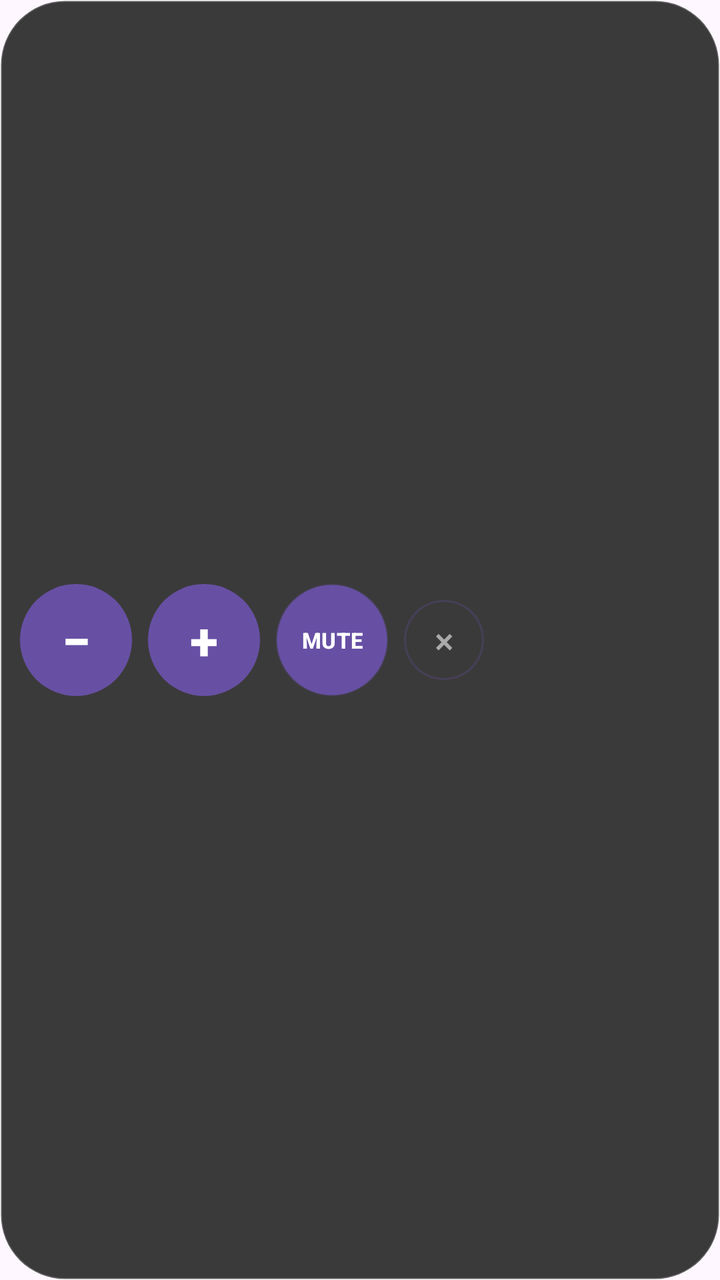
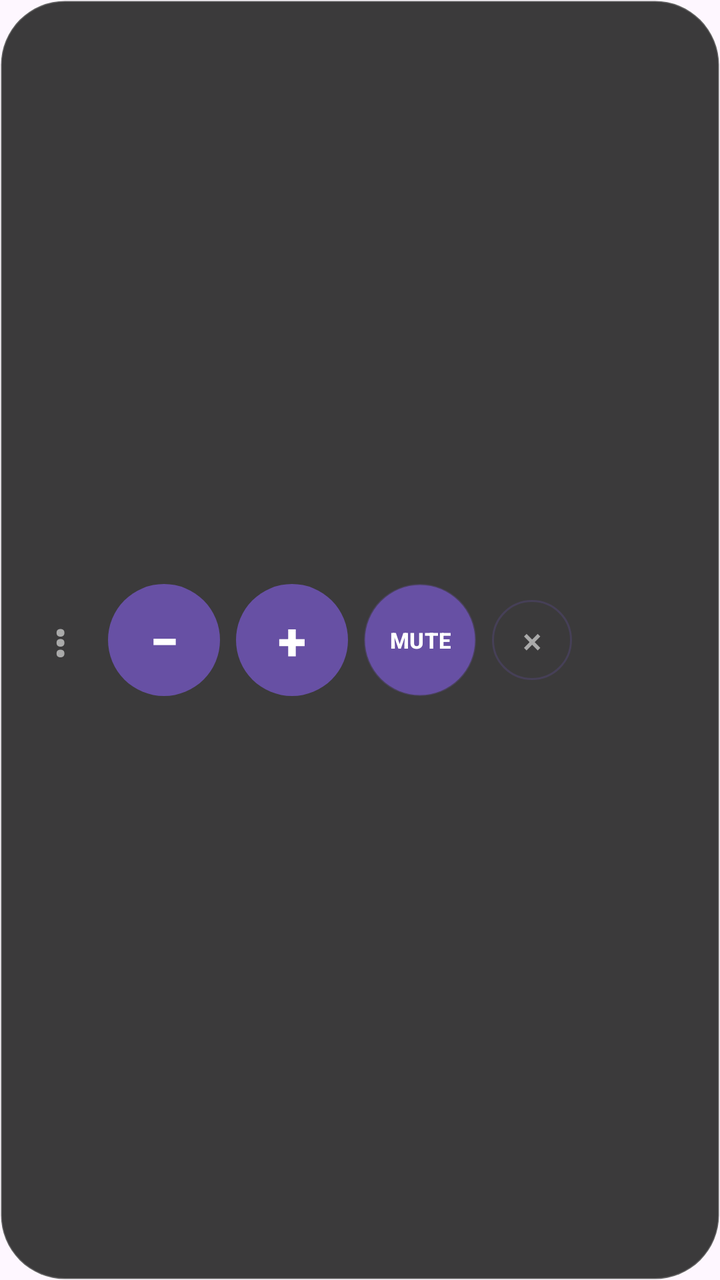

Before-and-after screenshots of an Android layout around one commit, followed by the original layout XML and the change that was made.
<!-- AndroidManifest.xml: application theme Theme.VolumeButtons -->
<!-- res/layout/floating_buttons.xml -->
<?xml version="1.0" encoding="utf-8"?>
<LinearLayout xmlns:android="http://schemas.android.com/apk/res/android"
    android:orientation="horizontal"
    android:gravity="center_vertical"
    android:background="@drawable/overlay_background"
    android:layout_width="wrap_content"
    android:layout_height="wrap_content">

    <Button
        android:id="@+id/btnVolDown"
        android:layout_width="56dp"
        android:layout_height="56dp"
        android:layout_marginEnd="8dp"
        android:minWidth="0dp"
        android:minHeight="0dp"
        android:padding="0dp"
        android:stateListAnimator="@null"
        android:background="@drawable/vol_button_bg"
        android:text="−"
        android:textSize="26sp"
        android:textStyle="bold"
        android:textColor="#FFFFFF" />

    <Button
        android:id="@+id/btnVolUp"
        android:layout_width="56dp"
        android:layout_height="56dp"
        android:layout_marginEnd="8dp"
        android:minWidth="0dp"
        android:minHeight="0dp"
        android:padding="0dp"
        android:stateListAnimator="@null"
        android:background="@drawable/vol_button_bg"
        android:text="+"
        android:textSize="26sp"
        android:textStyle="bold"
        android:textColor="#FFFFFF" />

    <Button
        android:id="@+id/btnMute"
        android:layout_width="56dp"
        android:layout_height="56dp"
        android:layout_marginEnd="8dp"
        android:minWidth="0dp"
        android:minHeight="0dp"
        android:padding="0dp"
        android:stateListAnimator="@null"
        android:background="@drawable/vol_mute_bg"
        android:text="MUTE"
        android:textSize="11sp"
        android:textStyle="bold"
        android:textColor="#FFFFFF" />

    <Button
        android:id="@+id/btnClose"
        android:layout_width="40dp"
        android:layout_height="40dp"
        android:minWidth="0dp"
        android:minHeight="0dp"
        android:padding="0dp"
        android:stateListAnimator="@null"
        android:background="@drawable/vol_close_bg"
        android:text="×"
        android:textSize="18sp"
        android:textColor="#AAAAAA" />

</LinearLayout>
<!-- resources referenced by this layout -->
<resources>
  <!-- drawable overlay_background (drawable) -->
  <?xml version="1.0" encoding="utf-8"?>
  <shape xmlns:android="http://schemas.android.com/apk/res/android"
      android:shape="rectangle">
      <corners android:radius="32dp" />
      <solid android:color="#E6262626" />
      <stroke android:width="1dp" android:color="#33FFFFFF" />
      <padding android:left="10dp" android:right="10dp"
          android:top="10dp" android:bottom="10dp" />
  </shape>
  <!-- drawable vol_button_bg (drawable) -->
  <?xml version="1.0" encoding="utf-8"?>
  <selector xmlns:android="http://schemas.android.com/apk/res/android">
      <item android:state_pressed="true">
          <shape android:shape="oval">
              <solid android:color="#4F378B" />
          </shape>
      </item>
      <item>
          <shape android:shape="oval">
              <solid android:color="#6750A4" />
          </shape>
      </item>
  </selector>
  <!-- drawable vol_close_bg (drawable) -->
  <?xml version="1.0" encoding="utf-8"?>
  <selector xmlns:android="http://schemas.android.com/apk/res/android">
      <item android:state_pressed="true">
          <shape android:shape="oval">
              <solid android:color="#555555" />
          </shape>
      </item>
      <item>
          <shape android:shape="oval">
              <solid android:color="#00000000" />
              <stroke android:width="1dp" android:color="#44FFFFFF" />
          </shape>
      </item>
  </selector>
  <!-- drawable vol_mute_bg (drawable) -->
  <?xml version="1.0" encoding="utf-8"?>
  <selector xmlns:android="http://schemas.android.com/apk/res/android">
      <item android:state_pressed="true">
          <shape android:shape="oval">
              <solid android:color="#5A5A5A" />
          </shape>
      </item>
      <item>
          <shape android:shape="oval">
              <solid android:color="#3A3A3A" />
              <stroke android:width="1dp" android:color="#55FFFFFF" />
          </shape>
      </item>
  </selector>
  <style name="Theme.VolumeButtons" parent="Theme.Material3.DayNight.NoActionBar">
          <item name="colorPrimary">#6750A4</item>
          <item name="colorOnPrimary">#FFFFFF</item>
          <item name="colorPrimaryContainer">#EADDFF</item>
          <item name="colorSecondary">#625B71</item>
          <item name="android:statusBarColor">?attr/colorSurface</item>
      </style>
</resources>

<!-- the commit's change to res/layout/floating_buttons.xml (unified diff, before → after) -->
@@ -5,6 +5,17 @@
     android:background="@drawable/overlay_background"
     android:layout_width="wrap_content"
     android:layout_height="wrap_content">
+
+    <TextView
+        android:id="@+id/dragHandle"
+        android:layout_width="40dp"
+        android:layout_height="56dp"
+        android:gravity="center"
+        android:text="⋮"
+        android:textSize="22sp"
+        android:textStyle="bold"
+        android:textColor="#AAAAAA"
+        android:layout_marginEnd="4dp" />
 
     <Button
         android:id="@+id/btnVolDown"
